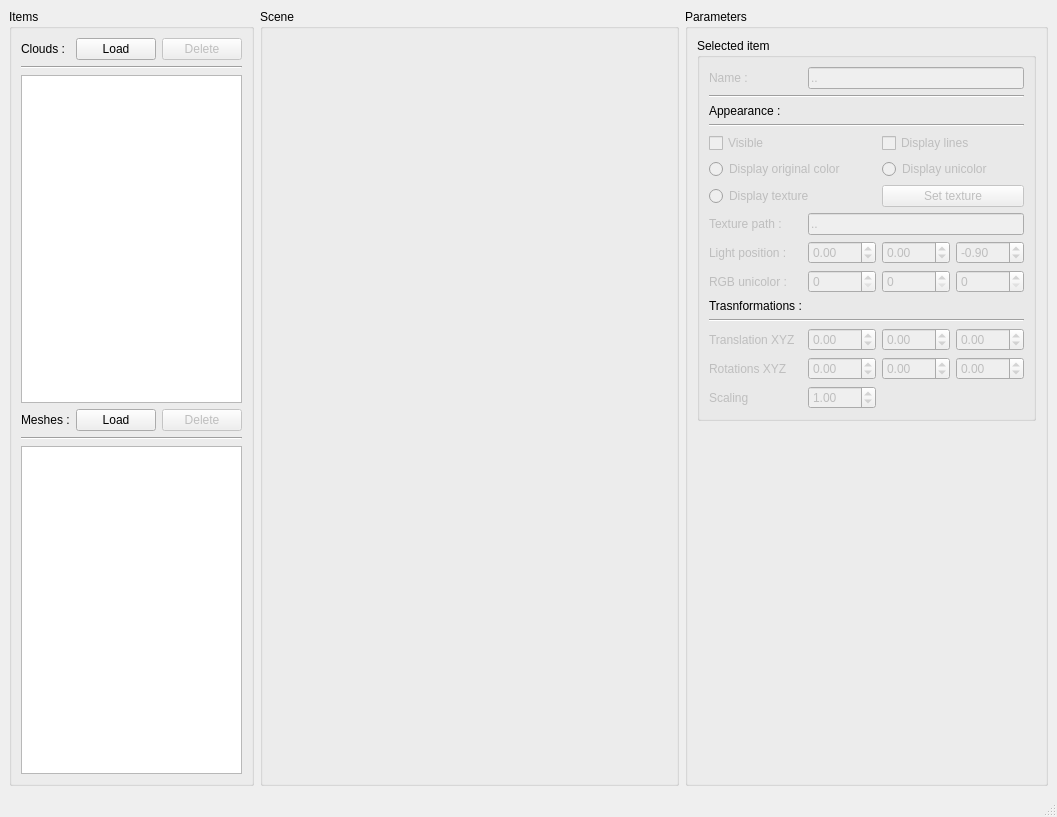
GuillaumeGibert/swooz, file swooz-viewer/trunk/form/SWUI_Viewer.ui: the form before one commit.
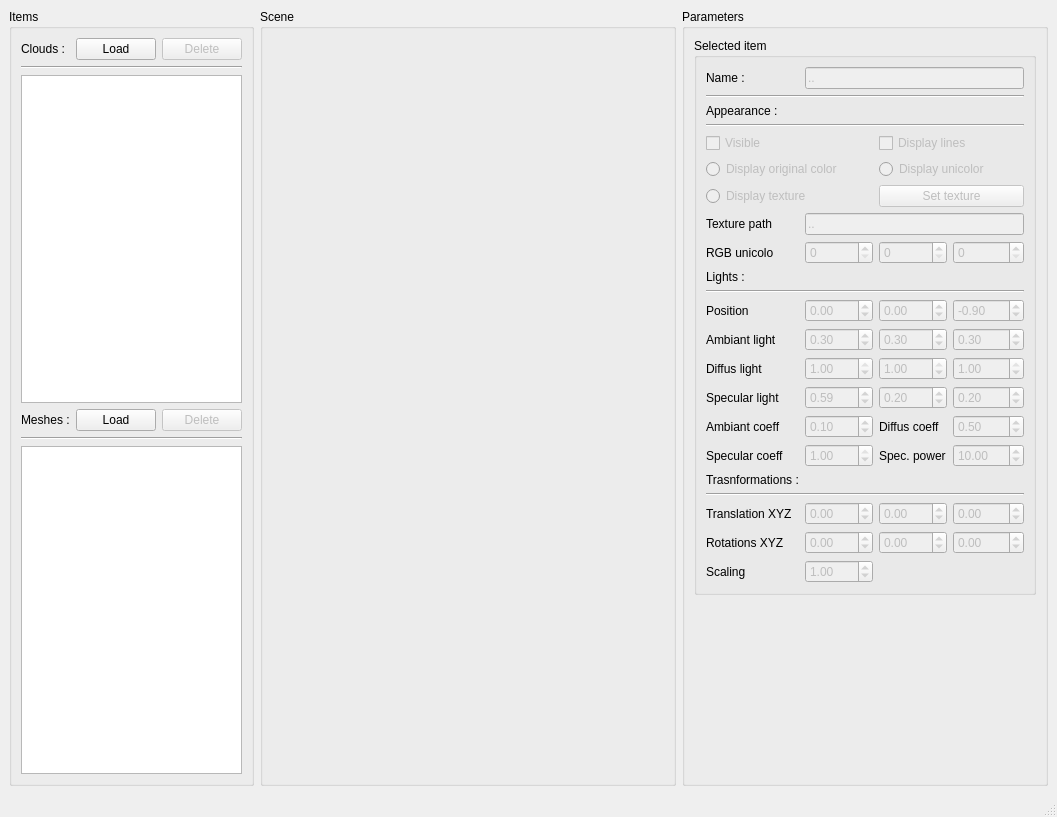
The form after the commit.

Diff of the .ui file:
```diff
--- a/swooz-viewer/trunk/form/SWUI_Viewer.ui
+++ b/swooz-viewer/trunk/form/SWUI_Viewer.ui
@@ -140,7 +140,7 @@
              <layout class="QGridLayout" name="gridLayout_9">
               <item row="0" column="0">
                <layout class="QGridLayout" name="glSelectedItem">
-                <item row="14" column="3">
+                <item row="21" column="3">
                  <widget class="QDoubleSpinBox" name="dsbRZ">
                   <property name="enabled">
                    <bool>false</bool>
@@ -156,6 +156,80 @@
                   </property>
                  </widget>
                 </item>
+                <item row="12" column="1">
+                 <widget class="QDoubleSpinBox" name="dsbLightX">
+                  <property name="enabled">
+                   <bool>false</bool>
+                  </property>
+                  <property name="minimum">
+                   <double>-999.000000000000000</double>
+                  </property>
+                  <property name="maximum">
+                   <double>999.000000000000000</double>
+                  </property>
+                  <property name="singleStep">
+                   <double>0.010000000000000</double>
+                  </property>
+                 </widget>
+                </item>
+                <item row="12" column="2">
+                 <widget class="QDoubleSpinBox" name="dsbLightY">
+                  <property name="enabled">
+                   <bool>false</bool>
+                  </property>
+                  <property name="minimum">
+                   <double>-999.000000000000000</double>
+                  </property>
+                  <property name="maximum">
+                   <double>999.000000000000000</double>
+                  </property>
+                  <property name="singleStep">
+                   <double>0.010000000000000</double>
+                  </property>
+                 </widget>
+                </item>
+                <item row="12" column="3">
+                 <widget class="QDoubleSpinBox" name="dsbLightZ">
+                  <property name="enabled">
+                   <bool>false</bool>
+                  </property>
+                  <property name="minimum">
+                   <double>-999.000000000000000</double>
+                  </property>
+                  <property name="maximum">
+                   <double>999.000000000000000</double>
+                  </property>
+                  <property name="singleStep">
+                   <double>0.010000000000000</double>
+                  </property>
+                  <property name="value">
+                   <double>-0.900000000000000</double>
+                  </property>
+                 </widget>
+                </item>
+                <item row="12" column="0">
+                 <widget class="QLabel" name="laPosition">
+                  <property name="enabled">
+                   <bool>true</bool>
+                  </property>
+                  <property name="text">
+                   <string>Position</string>
+                  </property>
+                 </widget>
+                </item>
+                <item row="8" column="1" colspan="3">
+                 <widget class="QLineEdit" name="leTexturePath">
+                  <property name="enabled">
+                   <bool>false</bool>
+                  </property>
+                  <property name="text">
+                   <string>..</string>
+                  </property>
+                  <property name="readOnly">
+                   <bool>true</bool>
+                  </property>
+                 </widget>
+                </item>
                 <item row="6" column="2" colspan="2">
                  <widget class="QRadioButton" name="rbDisplayUnicolor">
                   <property name="enabled">
@@ -190,17 +264,7 @@
                   </property>
                  </widget>
                 </item>
-                <item row="10" column="0">
-                 <widget class="QLabel" name="laRGBUnicolor">
-                  <property name="enabled">
-                   <bool>false</bool>
-                  </property>
-                  <property name="text">
-                   <string>RGB unicolor :</string>
-                  </property>
-                 </widget>
-                </item>
-                <item row="14" column="1">
+                <item row="21" column="1">
                  <widget class="QDoubleSpinBox" name="dsbRX">
                   <property name="enabled">
                    <bool>false</bool>
@@ -216,17 +280,17 @@
                   </property>
                  </widget>
                 </item>
-                <item row="14" column="0">
+                <item row="21" column="0">
                  <widget class="QLabel" name="laRota">
                   <property name="enabled">
-                   <bool>false</bool>
+                   <bool>true</bool>
                   </property>
                   <property name="text">
                    <string>Rotations XYZ</string>
                   </property>
                  </widget>
                 </item>
-                <item row="13" column="2">
+                <item row="20" column="2">
                  <widget class="QDoubleSpinBox" name="dsbTrY">
                   <property name="enabled">
                    <bool>false</bool>
@@ -242,7 +306,7 @@
                   </property>
                  </widget>
                 </item>
-                <item row="13" column="3">
+                <item row="20" column="3">
                  <widget class="QDoubleSpinBox" name="dsbTrZ">
                   <property name="enabled">
                    <bool>false</bool>
@@ -258,7 +322,7 @@
                   </property>
                  </widget>
                 </item>
-                <item row="13" column="1">
+                <item row="20" column="1">
                  <widget class="QDoubleSpinBox" name="dsbTrX">
                   <property name="enabled">
                    <bool>false</bool>
@@ -274,21 +338,21 @@
                   </property>
                  </widget>
                 </item>
-                <item row="11" column="0">
+                <item row="18" column="0">
                  <widget class="QLabel" name="laTransformations">
                   <property name="text">
                    <string>Trasnformations :</string>
                   </property>
                  </widget>
                 </item>
-                <item row="12" column="0" colspan="4">
+                <item row="19" column="0" colspan="4">
                  <widget class="Line" name="lTransformations">
                   <property name="orientation">
                    <enum>Qt::Horizontal</enum>
                   </property>
                  </widget>
                 </item>
-                <item row="14" column="2">
+                <item row="21" column="2">
                  <widget class="QDoubleSpinBox" name="dsbRY">
                   <property name="enabled">
                    <bool>false</bool>
@@ -304,27 +368,27 @@
                   </property>
                  </widget>
                 </item>
-                <item row="13" column="0">
+                <item row="20" column="0">
                  <widget class="QLabel" name="laTrans">
                   <property name="enabled">
-                   <bool>false</bool>
+                   <bool>true</bool>
                   </property>
                   <property name="text">
                    <string>Translation XYZ</string>
                   </property>
                  </widget>
                 </item>
-                <item row="15" column="0">
+                <item row="22" column="0">
                  <widget class="QLabel" name="laScaling">
                   <property name="enabled">
-                   <bool>false</bool>
+                   <bool>true</bool>
                   </property>
                   <property name="text">
                    <string>Scaling</string>
                   </property>
                  </widget>
                 </item>
-                <item row="15" column="1">
+                <item row="22" column="1">
                  <widget class="QDoubleSpinBox" name="dsbScaling">
                   <property name="enabled">
                    <bool>false</bool>
@@ -386,46 +450,16 @@
                   </property>
                  </widget>
                 </item>
-                <item row="10" column="1">
-                 <widget class="QSpinBox" name="sbColorR">
-                  <property name="enabled">
-                   <bool>false</bool>
-                  </property>
-                  <property name="maximum">
-                   <number>255</number>
-                  </property>
-                 </widget>
-                </item>
-                <item row="10" column="2">
-                 <widget class="QSpinBox" name="sbColorG">
-                  <property name="enabled">
-                   <bool>false</bool>
-                  </property>
-                  <property name="maximum">
-                   <number>255</number>
-                  </property>
-                 </widget>
-                </item>
                 <item row="0" column="0">
                  <widget class="QLabel" name="laName">
                   <property name="enabled">
-                   <bool>false</bool>
+                   <bool>true</bool>
                   </property>
                   <property name="text">
                    <string>Name :</string>
                   </property>
                  </widget>
                 </item>
-                <item row="10" column="3">
-                 <widget class="QSpinBox" name="sbColorB">
-                  <property name="enabled">
-                   <bool>false</bool>
-                  </property>
-                  <property name="maximum">
-                   <number>255</number>
-                  </property>
-                 </widget>
-                </item>
                 <item row="1" column="0" colspan="4">
                  <widget class="Line" name="lName">
                   <property name="orientation">
@@ -449,75 +483,318 @@
                 <item row="8" column="0">
                  <widget class="QLabel" name="laTexture">
                   <property name="enabled">
-                   <bool>false</bool>
+                   <bool>true</bool>
                   </property>
                   <property name="text">
-                   <string>Texture path :</string>
+                   <string>Texture path</string>
                   </property>
                  </widget>
                 </item>
-                <item row="8" column="1" colspan="3">
-                 <widget class="QLineEdit" name="leTexturePath">
-                  <property name="enabled">
-                   <bool>false</bool>
-                  </property>
+                <item row="10" column="0">
+                 <widget class="QLabel" name="laLights">
                   <property name="text">
-                   <string>..</string>
+                   <string>Lights :</string>
                   </property>
-                  <property name="readOnly">
-                   <bool>true</bool>
-                  </property>
                  </widget>
                 </item>
-                <item row="9" column="1">
-                 <widget class="QDoubleSpinBox" name="dsbLightX">
+                <item row="9" column="0">
+                 <widget class="QLabel" name="laRGBUnicolor">
                   <property name="enabled">
-                   <bool>false</bool>
+                   <bool>true</bool>
                   </property>
-                  <property name="minimum">
-                   <double>-100.000000000000000</double>
-                  </property>
-                  <property name="singleStep">
-                   <double>0.100000000000000</double>
+                  <property name="text">
+                   <string>RGB unicolo</string>
                   </property>
                  </widget>
                 </item>
                 <item row="9" column="2">
-                 <widget class="QDoubleSpinBox" name="dsbLightY">
+                 <widget class="QSpinBox" name="sbColorG">
                   <property name="enabled">
                    <bool>false</bool>
                   </property>
-                  <property name="minimum">
-                   <double>-100.000000000000000</double>
+                  <property name="maximum">
+                   <number>255</number>
                   </property>
-                  <property name="singleStep">
-                   <double>0.100000000000000</double>
+                 </widget>
+                </item>
+                <item row="9" column="1">
+                 <widget class="QSpinBox" name="sbColorR">
+                  <property name="enabled">
+                   <bool>false</bool>
+                  </property>
+                  <property name="maximum">
+                   <number>255</number>
                   </property>
                  </widget>
                 </item>
                 <item row="9" column="3">
-                 <widget class="QDoubleSpinBox" name="dsbLightZ">
+                 <widget class="QSpinBox" name="sbColorB">
                   <property name="enabled">
                    <bool>false</bool>
                   </property>
-                  <property name="minimum">
-                   <double>-100.000000000000000</double>
+                  <property name="maximum">
+                   <number>255</number>
                   </property>
+                 </widget>
+                </item>
+                <item row="11" column="0" colspan="4">
+                 <widget class="Line" name="line">
+                  <property name="orientation">
+                   <enum>Qt::Horizontal</enum>
+                  </property>
+                 </widget>
+                </item>
+                <item row="15" column="3">
+                 <widget class="QDoubleSpinBox" name="dsbSpecularLight3">
+                  <property name="enabled">
+                   <bool>false</bool>
+                  </property>
+                  <property name="maximum">
+                   <double>1.000000000000000</double>
+                  </property>
                   <property name="singleStep">
+                   <double>0.010000000000000</double>
+                  </property>
+                  <property name="value">
+                   <double>0.200000000000000</double>
+                  </property>
+                 </widget>
+                </item>
+                <item row="16" column="3">
+                 <widget class="QDoubleSpinBox" name="dsbDiffusK">
+                  <property name="enabled">
+                   <bool>false</bool>
+                  </property>
+                  <property name="maximum">
+                   <double>1.000000000000000</double>
+                  </property>
+                  <property name="singleStep">
+                   <double>0.010000000000000</double>
+                  </property>
+                  <property name="value">
+                   <double>0.500000000000000</double>
+                  </property>
+                 </widget>
+                </item>
+                <item row="16" column="1">
+                 <widget class="QDoubleSpinBox" name="dsbAmbiantK">
+                  <property name="enabled">
+                   <bool>false</bool>
+                  </property>
+                  <property name="maximum">
+                   <double>1.000000000000000</double>
+                  </property>
+                  <property name="singleStep">
+                   <double>0.010000000000000</double>
+                  </property>
+                  <property name="value">
                    <double>0.100000000000000</double>
                   </property>
+                 </widget>
+                </item>
+                <item row="13" column="2">
+                 <widget class="QDoubleSpinBox" name="dsbAmbiantLight2">
+                  <property name="enabled">
+                   <bool>false</bool>
+                  </property>
+                  <property name="maximum">
+                   <double>1.000000000000000</double>
+                  </property>
+                  <property name="singleStep">
+                   <double>0.010000000000000</double>
+                  </property>
                   <property name="value">
-                   <double>-0.900000000000000</double>
+                   <double>0.300000000000000</double>
                   </property>
                  </widget>
                 </item>
-                <item row="9" column="0">
-                 <widget class="QLabel" name="laLightPosition">
+                <item row="13" column="1">
+                 <widget class="QDoubleSpinBox" name="dsbAmbiantLight1">
                   <property name="enabled">
                    <bool>false</bool>
                   </property>
+                  <property name="maximum">
+                   <double>1.000000000000000</double>
+                  </property>
+                  <property name="singleStep">
+                   <double>0.010000000000000</double>
+                  </property>
+                  <property name="value">
+                   <double>0.300000000000000</double>
+                  </property>
+                 </widget>
+                </item>
+                <item row="15" column="2">
+                 <widget class="QDoubleSpinBox" name="dsbSpecularLight2">
+                  <property name="enabled">
+                   <bool>false</bool>
+                  </property>
+                  <property name="maximum">
+                   <double>1.000000000000000</double>
+                  </property>
+                  <property name="singleStep">
+                   <double>0.010000000000000</double>
+                  </property>
+                  <property name="value">
+                   <double>0.200000000000000</double>
+                  </property>
+                 </widget>
+                </item>
+                <item row="14" column="3">
+                 <widget class="QDoubleSpinBox" name="dsbDiffusLight3">
+                  <property name="enabled">
+                   <bool>false</bool>
+                  </property>
+                  <property name="maximum">
+                   <double>1.000000000000000</double>
+                  </property>
+                  <property name="singleStep">
+                   <double>0.010000000000000</double>
+                  </property>
+                  <property name="value">
+                   <double>1.000000000000000</double>
+                  </property>
+                 </widget>
+                </item>
+                <item row="13" column="3">
+                 <widget class="QDoubleSpinBox" name="dsbAmbiantLight3">
+                  <property name="enabled">
+                   <bool>false</bool>
+                  </property>
+                  <property name="maximum">
+                   <double>1.000000000000000</double>
+                  </property>
+                  <property name="singleStep">
+                   <double>0.010000000000000</double>
+                  </property>
+                  <property name="value">
+                   <double>0.300000000000000</double>
+                  </property>
+                 </widget>
+                </item>
+                <item row="14" column="2">
+                 <widget class="QDoubleSpinBox" name="dsbDiffusLight2">
+                  <property name="enabled">
+                   <bool>false</bool>
+                  </property>
+                  <property name="maximum">
+                   <double>1.000000000000000</double>
+                  </property>
+                  <property name="singleStep">
+                   <double>0.010000000000000</double>
+                  </property>
+                  <property name="value">
+                   <double>1.000000000000000</double>
+                  </property>
+                 </widget>
+                </item>
+                <item row="15" column="1">
+                 <widget class="QDoubleSpinBox" name="dsbSpecularLight1">
+                  <property name="enabled">
+                   <bool>false</bool>
+                  </property>
+                  <property name="maximum">
+                   <double>1.000000000000000</double>
+                  </property>
+                  <property name="singleStep">
+                   <double>0.010000000000000</double>
+                  </property>
+                  <property name="value">
+                   <double>0.590000000000000</double>
+                  </property>
+                 </widget>
+                </item>
+                <item row="14" column="1">
+                 <widget class="QDoubleSpinBox" name="dsbDiffusLight1">
+                  <property name="enabled">
+                   <bool>false</bool>
+                  </property>
+                  <property name="maximum">
+                   <double>1.000000000000000</double>
+                  </property>
+                  <property name="singleStep">
+                   <double>0.010000000000000</double>
+                  </property>
+                  <property name="value">
+                   <double>1.000000000000000</double>
+                  </property>
+                 </widget>
+                </item>
+                <item row="17" column="1">
+                 <widget class="QDoubleSpinBox" name="dsbSpecularK">
+                  <property name="enabled">
+                   <bool>false</bool>
+                  </property>
+                  <property name="maximum">
+                   <double>1.000000000000000</double>
+                  </property>
+                  <property name="singleStep">
+                   <double>0.010000000000000</double>
+                  </property>
+                  <property name="value">
+                   <double>1.000000000000000</double>
+                  </property>
+                 </widget>
+                </item>
+                <item row="17" column="3">
+                 <widget class="QDoubleSpinBox" name="dsbSpecularP">
+                  <property name="enabled">
+                   <bool>false</bool>
+                  </property>
+                  <property name="maximum">
+                   <double>1000.000000000000000</double>
+                  </property>
+                  <property name="value">
+                   <double>10.000000000000000</double>
+                  </property>
+                 </widget>
+                </item>
+                <item row="13" column="0">
+                 <widget class="QLabel" name="laAmbiantLight">
                   <property name="text">
-                   <string>Light position :</string>
+                   <string>Ambiant light</string>
+                  </property>
+                 </widget>
+                </item>
+                <item row="14" column="0">
+                 <widget class="QLabel" name="laDiffus">
+                  <property name="text">
+                   <string>Diffus light</string>
+                  </property>
+                 </widget>
+                </item>
+                <item row="15" column="0">
+                 <widget class="QLabel" name="laSpecularLight">
+                  <property name="text">
+                   <string>Specular light</string>
+                  </property>
+                 </widget>
+                </item>
+                <item row="16" column="0">
+                 <widget class="QLabel" name="laAmbiantCoeff">
+                  <property name="text">
+                   <string>Ambiant coeff</string>
+                  </property>
+                 </widget>
+                </item>
+                <item row="17" column="0">
+                 <widget class="QLabel" name="laSpecularCoeff">
+                  <property name="text">
+                   <string>Specular coeff</string>
+                  </property>
+                 </widget>
+                </item>
+                <item row="16" column="2">
+                 <widget class="QLabel" name="laDiffusCoeff">
+                  <property name="text">
+                   <string>Diffus coeff </string>
+                  </property>
+                 </widget>
+                </item>
+                <item row="17" column="2">
+                 <widget class="QLabel" name="laSPecPower">
+                  <property name="text">
+                   <string>Spec. power</string>
                   </property>
                  </widget>
                 </item>
```
